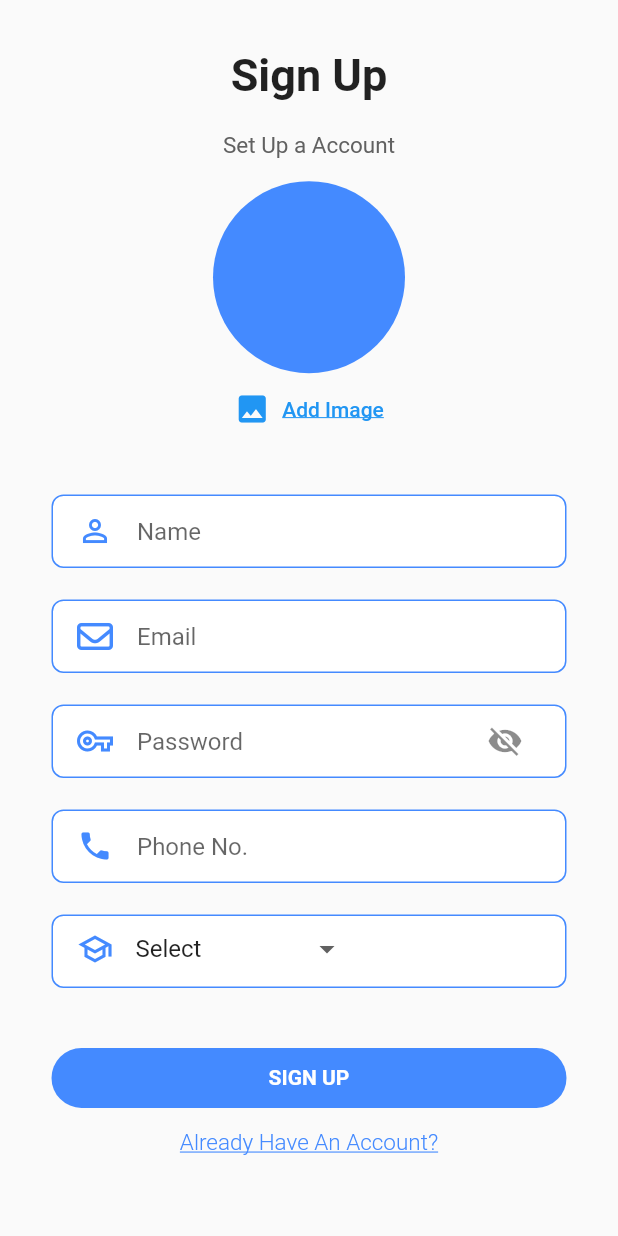
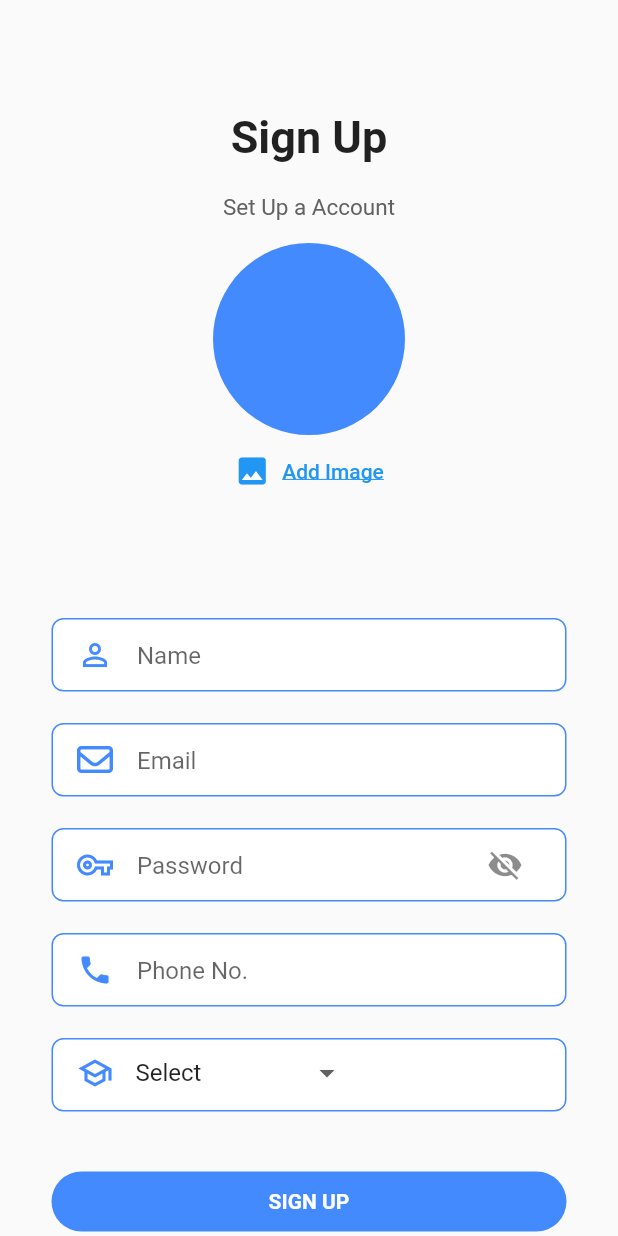
Before and after one commit to affan3699/Assantendance, a Flutter app: the SignUp screen opened directly, on a phone screen of 412 x 824 dp. Run offline on Flutter 3.47's test engine with Material 2 defaults, Android fonts, the phone set to English and light mode, and no system bars; our stand-ins replace cached_network_image, device_info_plus, firebase_auth, firebase_core, firebase_database, firebase_storage and 9 more; missing offline and left inert: flutter_calendar_widget, get_mac, month_year_picker; accounts and stored records are empty; network calls fail.

Commit message:
Add Some Fixes

```diff
--- a/lib/Screens/Profile.dart
+++ b/lib/Screens/Profile.dart
@@ -32,6 +32,8 @@ class _ProfileState extends State<Profile> {
         backgroundColor: Colors.blueAccent.shade100,
         body: SafeArea(
           minimum: const EdgeInsets.only(top: 50),
+          child: SingleChildScrollView(
+            physics: BouncingScrollPhysics(),
             child: Column(
               children: <Widget>[
                 CachedNetworkImage(
@@ -40,7 +42,8 @@ class _ProfileState extends State<Profile> {
                   width: 180,
                   imageUrl: imageURL,
                   progressIndicatorBuilder: (context, url, downloadProgress) =>
-                    CircularProgressIndicator(value: downloadProgress.progress),
+                      CircularProgressIndicator(
+                          value: downloadProgress.progress),
                   errorWidget: (context, url, error) =>
                       Icon(Icons.downloading, size: 50.0),
                 ),
@@ -78,6 +81,7 @@ class _ProfileState extends State<Profile> {
                 CardInfo(text: brand, icon: Icons.info)
               ],
             ),
+          ),
         ));
   }
 
--- a/lib/Screens/SignUp.dart
+++ b/lib/Screens/SignUp.dart
@@ -66,7 +66,7 @@ class _SignUpState extends State<SignUp> {
             children: <Widget>[
               Container(
                 width: MediaQuery.of(context).size.width,
-                height: MediaQuery.of(context).size.height / 2.5,
+                height: MediaQuery.of(context).size.height / 2.0,
                 child: Column(
                   mainAxisAlignment: MainAxisAlignment.center,
                   children: <Widget>[
@@ -106,7 +106,7 @@ class _SignUpState extends State<SignUp> {
                 ),
               ),
               Container(
-                height: MediaQuery.of(context).size.height / 1.6, // This One
+                height: MediaQuery.of(context).size.height / 1.1, // This One
                 width: MediaQuery.of(context).size.width,
                 child: Column(
                   children: <Widget>[
```
Also changed, not shown: lib/Screens/AdminStudentProfile.dart (+13 -11 lines), lib/Screens/AdminViewAttendanceChart.dart (+13 -5 lines), lib/Screens/ManualAttendance.dart (+10 -6 lines). Lines whose indentation alone changed are shown as unchanged.
